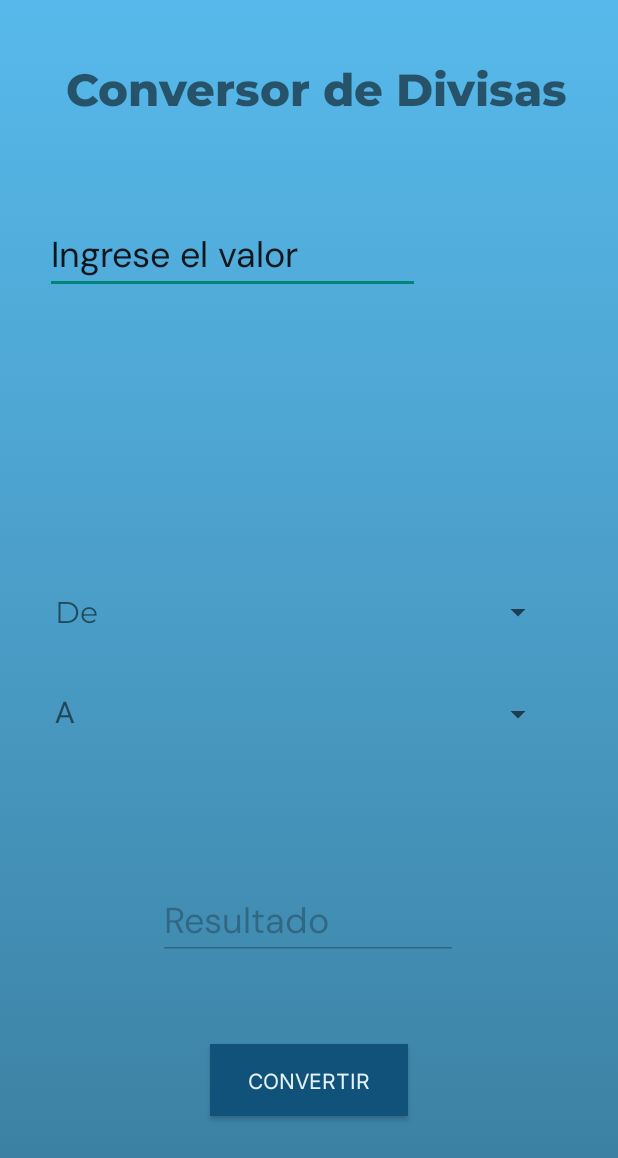
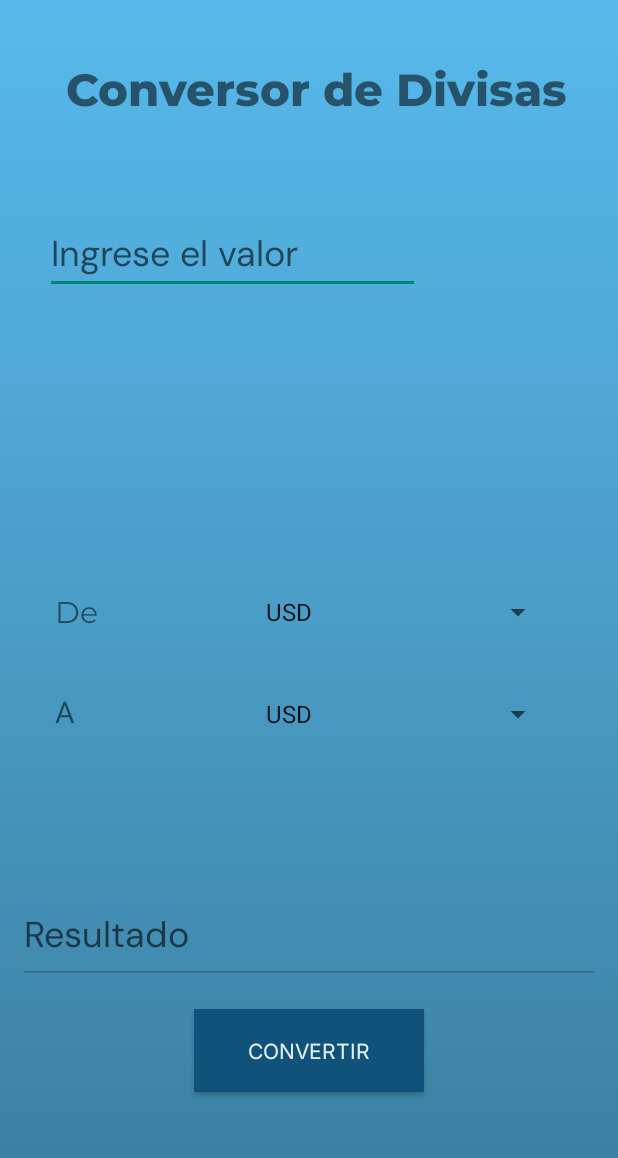
Before and after one commit to CharlRomero/PryMonedas, an Android app: the screen it shows after launch (MainActivity), on a phone screen of 412 x 824 dp. Shown: the top 1158 px of the screen. Run offline under Robolectric (Android 15) with nearby library versions, the phone set to English and light mode, and no system bars.

Commit message:
Funcionalidad Aplicada

```diff
--- a/app/src/main/java/com/example/prymonedas/MainActivity.kt
+++ b/app/src/main/java/com/example/prymonedas/MainActivity.kt
@@ -2,10 +2,74 @@ package com.example.prymonedas
 
 import androidx.appcompat.app.AppCompatActivity
 import android.os.Bundle
+import android.widget.ArrayAdapter
+import android.widget.EditText
+import android.widget.TextView
+import android.widget.Spinner
+import android.widget.Toast
+import android.widget.Button
 
 class MainActivity : AppCompatActivity() {
     override fun onCreate(savedInstanceState: Bundle?) {
         super.onCreate(savedInstanceState)
         setContentView(R.layout.activity_main)
+
+        val convertButton: Button = findViewById(R.id.btn_convert)
+        convertButton.setOnClickListener { convertCurrency() }
+
+        val opciones = arrayOf("USD", "EUR", "JPY", "GBP", "AUD", "CAD", "CHF", "CNH", "HKD", "NZD")
+
+        val spinner: Spinner = findViewById(R.id.sp_from)
+        val spinner2: Spinner = findViewById(R.id.sp_to)
+
+        val adapter = ArrayAdapter(this, android.R.layout.simple_spinner_item, opciones)
+
+        adapter.setDropDownViewResource(android.R.layout.simple_spinner_dropdown_item)
+
+        spinner.adapter = adapter
+        spinner2.adapter = adapter
+    }
+
+    private fun convertCurrency() {
+        val fromAmountEditText: EditText = findViewById(R.id.etn_currency)
+        val spinner: Spinner = findViewById(R.id.sp_from)
+        val spinner2: Spinner = findViewById(R.id.sp_to)
+
+        val fromAmount = fromAmountEditText.text.toString()
+
+        if (fromAmount.isEmpty()) {
+            Toast.makeText(this, "Ingresa una cantidad válida", Toast.LENGTH_SHORT).show()
+            return
+        }
+
+        val fromCurrency = spinner.selectedItem.toString()
+        val toCurrency = spinner2.selectedItem.toString()
+
+        if (fromCurrency == toCurrency) {
+            Toast.makeText(this, "Selecciona monedas diferentes", Toast.LENGTH_SHORT).show()
+            return
+        }
+
+        val conversionRate = getConversionRate(fromCurrency, toCurrency)
+        val result = fromAmount.toDouble() * conversionRate
+
+        val toastMessage = String.format("%.2f %s = %.2f %s", fromAmount.toDouble(), fromCurrency, result, toCurrency)
+        Toast.makeText(this, toastMessage, Toast.LENGTH_SHORT).show()
+        showResult(toastMessage)
+    }
+
+    private fun getConversionRate(currencyFrom: String, currencyTo: String): Double {
+        val conversionRates = mapOf(
+            "USD" to mapOf("EUR" to 0.85, "GBP" to 0.75, "JPY" to 104.54, "AUD" to 1.36, "CAD" to 1.31, "CHF" to 0.91, "CNH" to 6.55, "HKD" to 7.75, "NZD" to 1.43),
+            "EUR" to mapOf("USD" to 1.18, "GBP" to 0.89, "JPY" to 123.37, "AUD" to 1.62, "CAD" to 1.56, "CHF" to 1.09, "CNH" to 7.81, "HKD" to 9.27, "NZD" to 1.71),
+            "GBP" to mapOf("USD" to 1.33, "EUR" to 1.12, "JPY" to 138.59, "AUD" to 1.82, "CAD" to 1.75, "CHF" to 1.22, "CNH" to 8.74, "HKD" to 10.38, "NZD" to 1.92),
+        )
+
+        return conversionRates[currencyFrom]?.get(currencyTo) ?: 1.0
+    }
+
+    private fun showResult(result: String) {
+        val resultTextView: EditText = findViewById(R.id.et_result)
+        resultTextView.setText(result)
     }
 }
--- a/app/src/main/res/layout/activity_main.xml
+++ b/app/src/main/res/layout/activity_main.xml
@@ -43,8 +43,8 @@
 
     <Button
         android:id="@+id/btn_convert"
-        android:layout_width="wrap_content"
-        android:layout_height="wrap_content"
+        android:layout_width="153dp"
+        android:layout_height="55dp"
         android:layout_marginBottom="80dp"
         android:background="@color/secondary"
         android:fontFamily="@font/inter"
@@ -57,24 +57,30 @@
         android:textSize="14dp"
         app:layout_constraintBottom_toBottomOf="parent"
         app:layout_constraintEnd_toEndOf="parent"
-        app:layout_constraintStart_toStartOf="parent" />
+        app:layout_constraintStart_toStartOf="parent"
+        app:layout_constraintTop_toBottomOf="@+id/et_result" />
 
     <EditText
         android:id="@+id/et_result"
-        android:layout_width="wrap_content"
-        android:layout_height="48dp"
+        android:layout_width="388dp"
+        android:layout_height="64dp"
+        android:layout_marginTop="88dp"
         android:layout_marginBottom="184dp"
         android:width="200dp"
         android:ems="10"
         android:enabled="false"
         android:fontFamily="@font/dm_sans"
+        android:hint="Resultado"
         android:inputType="text"
-        android:text="Resultado"
+        android:text=""
+        android:textColor="@color/black"
         android:textSize="24dp"
         app:layout_constraintBottom_toBottomOf="parent"
         app:layout_constraintEnd_toEndOf="parent"
         app:layout_constraintHorizontal_bias="0.497"
-        app:layout_constraintStart_toStartOf="parent" />
+        app:layout_constraintStart_toStartOf="parent"
+        app:layout_constraintTop_toBottomOf="@+id/sp_to"
+        app:layout_constraintVertical_bias="0.0" />
 
     <TextView
         android:id="@+id/textView2"
@@ -97,7 +103,7 @@
         android:ems="10"
         android:fontFamily="@font/dm_sans"
         android:inputType="numberDecimal"
-        android:text="Ingrese el valor"
+        android:hint="Ingrese el valor"
         android:textSize="24dp"
         app:layout_constraintBottom_toBottomOf="parent"
         app:layout_constraintStart_toStartOf="parent"
```
Also changed, not shown: 1 other file.
